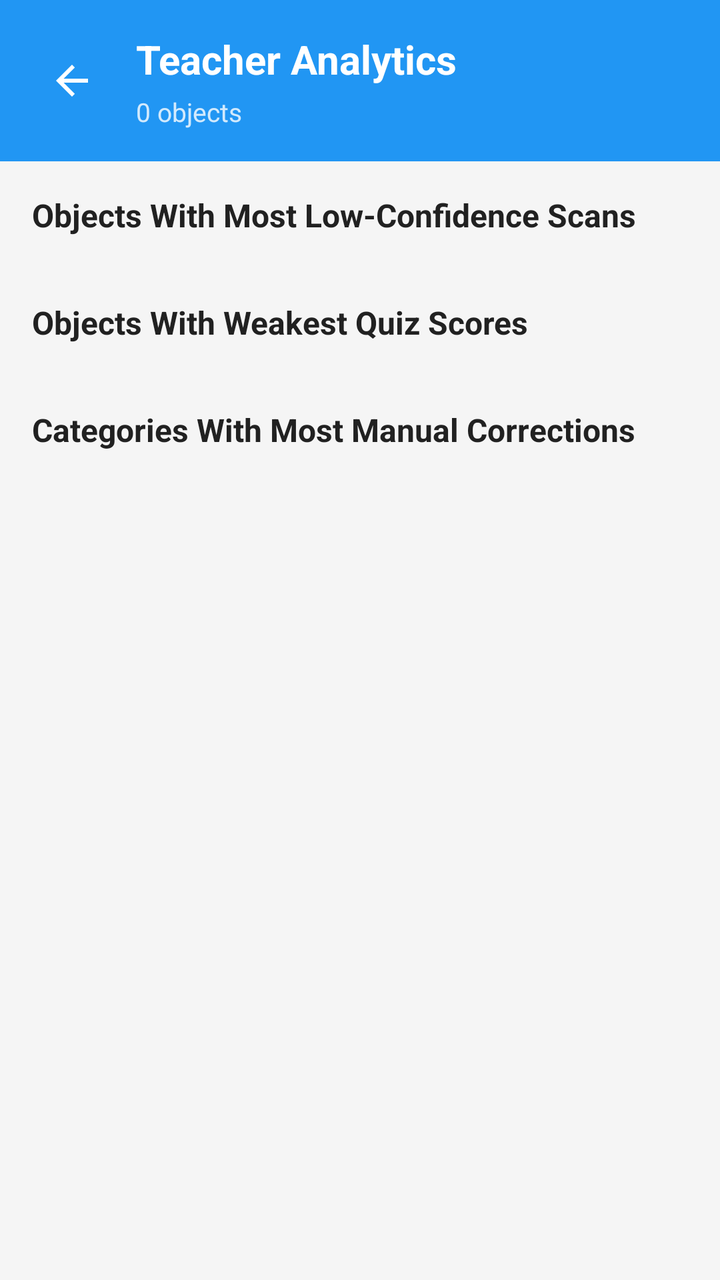
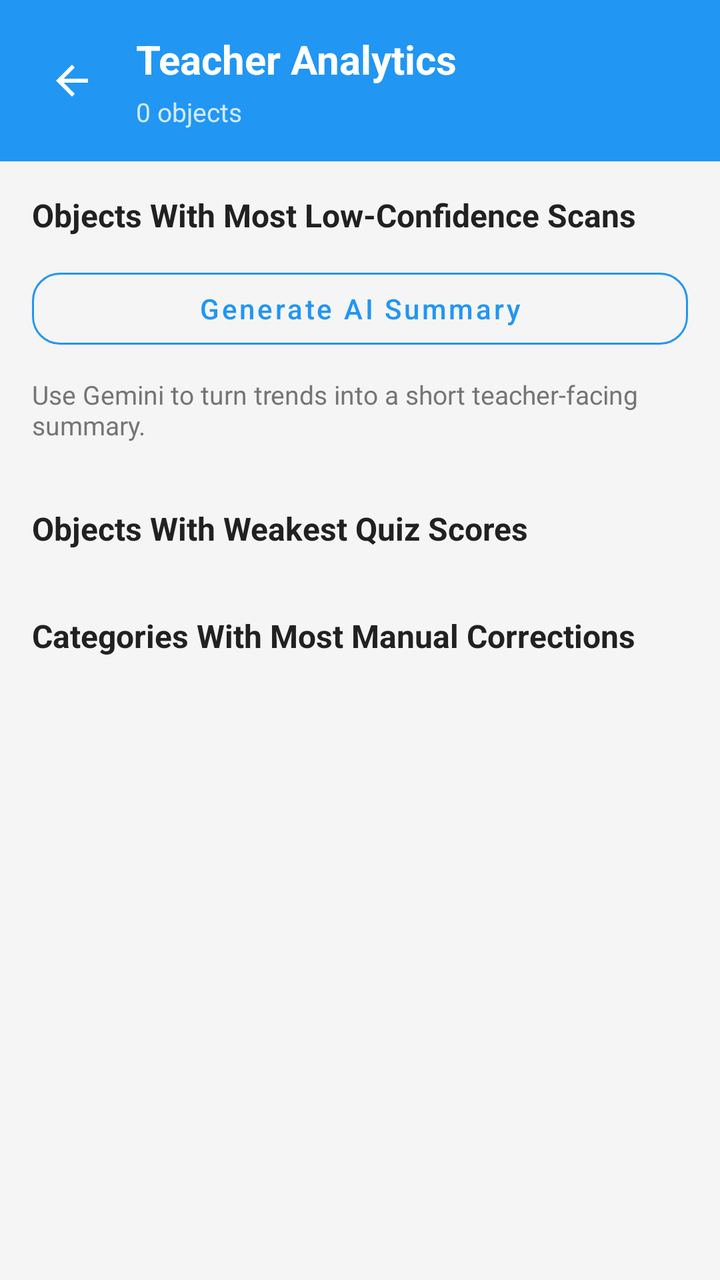

Before-and-after screenshots of an Android layout around one commit, followed by the original layout XML and the change that was made.
<!-- AndroidManifest.xml: activity theme Theme.ScanLearnAR.NoActionBar -->
<!-- res/layout/activity_teacher_analytics.xml -->
<?xml version="1.0" encoding="utf-8"?>
<LinearLayout xmlns:android="http://schemas.android.com/apk/res/android"
    xmlns:app="http://schemas.android.com/apk/res-auto"
    android:layout_width="match_parent"
    android:layout_height="match_parent"
    android:background="@color/background"
    android:orientation="vertical">

    <LinearLayout
        android:layout_width="match_parent"
        android:layout_height="wrap_content"
        android:background="@color/primary"
        android:gravity="center_vertical"
        android:orientation="horizontal"
        android:padding="16dp">

        <ImageButton
            android:id="@+id/btnBack"
            android:layout_width="40dp"
            android:layout_height="40dp"
            android:background="?attr/selectableItemBackgroundBorderless"
            android:contentDescription="Back"
            android:padding="8dp"
            android:src="@drawable/ic_arrow_back"
            app:tint="@android:color/white" />

        <LinearLayout
            android:layout_width="0dp"
            android:layout_height="wrap_content"
            android:layout_marginStart="12dp"
            android:layout_weight="1"
            android:orientation="vertical">

            <TextView
                android:layout_width="wrap_content"
                android:layout_height="wrap_content"
                android:text="Teacher Analytics"
                android:textColor="@android:color/white"
                android:textSize="20sp"
                android:textStyle="bold" />

            <TextView
                android:id="@+id/tvOverview"
                android:layout_width="wrap_content"
                android:layout_height="wrap_content"
                android:layout_marginTop="4dp"
                android:text="0 objects"
                android:textColor="#CCFFFFFF"
                android:textSize="13sp" />
        </LinearLayout>
    </LinearLayout>

    <ProgressBar
        android:id="@+id/loadingIndicator"
        android:layout_width="wrap_content"
        android:layout_height="wrap_content"
        android:layout_gravity="center_horizontal"
        android:layout_marginTop="24dp"
        android:visibility="gone" />

    <ScrollView
        android:id="@+id/contentScroll"
        android:layout_width="match_parent"
        android:layout_height="0dp"
        android:layout_weight="1">

        <LinearLayout
            android:layout_width="match_parent"
            android:layout_height="wrap_content"
            android:orientation="vertical"
            android:padding="16dp">

            <TextView
                android:layout_width="wrap_content"
                android:layout_height="wrap_content"
                android:text="Objects With Most Low-Confidence Scans"
                android:textColor="@color/text_primary"
                android:textSize="16sp"
                android:textStyle="bold" />

            <TextView
                android:id="@+id/tvLowConfidenceEmpty"
                android:layout_width="match_parent"
                android:layout_height="wrap_content"
                android:layout_marginTop="8dp"
                android:text="No low-confidence object trends yet."
                android:textColor="@color/text_secondary"
                android:textSize="13sp"
                android:visibility="gone" />

            <androidx.recyclerview.widget.RecyclerView
                android:id="@+id/rvLowConfidence"
                android:layout_width="match_parent"
                android:layout_height="wrap_content"
                android:layout_marginTop="10dp"
                android:nestedScrollingEnabled="false" />

            <TextView
                android:layout_width="wrap_content"
                android:layout_height="wrap_content"
                android:layout_marginTop="22dp"
                android:text="Objects With Weakest Quiz Scores"
                android:textColor="@color/text_primary"
                android:textSize="16sp"
                android:textStyle="bold" />

            <TextView
                android:id="@+id/tvWeakQuizEmpty"
                android:layout_width="match_parent"
                android:layout_height="wrap_content"
                android:layout_marginTop="8dp"
                android:text="No quiz trends yet."
                android:textColor="@color/text_secondary"
                android:textSize="13sp"
                android:visibility="gone" />

            <androidx.recyclerview.widget.RecyclerView
                android:id="@+id/rvWeakQuiz"
                android:layout_width="match_parent"
                android:layout_height="wrap_content"
                android:layout_marginTop="10dp"
                android:nestedScrollingEnabled="false" />

            <TextView
                android:layout_width="wrap_content"
                android:layout_height="wrap_content"
                android:layout_marginTop="22dp"
                android:text="Categories With Most Manual Corrections"
                android:textColor="@color/text_primary"
                android:textSize="16sp"
                android:textStyle="bold" />

            <TextView
                android:id="@+id/tvCategoryConfusionEmpty"
                android:layout_width="match_parent"
                android:layout_height="wrap_content"
                android:layout_marginTop="8dp"
                android:text="No manual-correction category trends yet."
                android:textColor="@color/text_secondary"
                android:textSize="13sp"
                android:visibility="gone" />

            <androidx.recyclerview.widget.RecyclerView
                android:id="@+id/rvCategoryConfusion"
                android:layout_width="match_parent"
                android:layout_height="wrap_content"
                android:layout_marginTop="10dp"
                android:nestedScrollingEnabled="false" />
        </LinearLayout>
    </ScrollView>
</LinearLayout>
<!-- resources referenced by this layout -->
<resources>
  <color name="background">#F5F5F5</color>
  <color name="primary">#2196F3</color>
  <color name="text_primary">#212121</color>
  <color name="text_secondary">#757575</color>
  <!-- drawable ic_arrow_back (drawable) -->
  <vector xmlns:android="http://schemas.android.com/apk/res/android"
      android:width="24dp" android:height="24dp"
      android:viewportWidth="24" android:viewportHeight="24">
      <path android:fillColor="#FF000000"
          android:pathData="M20,11H7.83l5.59,-5.59L12,4l-8,8 8,8 1.41,-1.41L7.83,13H20v-2z"/>
  </vector>
  <style name="Theme.ScanLearnAR.NoActionBar">
          <item name="windowActionBar">false</item>
          <item name="windowNoTitle">true</item>
      </style>
</resources>

<!-- the commit's change to res/layout/activity_teacher_analytics.xml (unified diff, before → after) -->
@@ -1,5 +1,6 @@
 <?xml version="1.0" encoding="utf-8"?>
 <LinearLayout xmlns:android="http://schemas.android.com/apk/res/android"
+    android:fitsSystemWindows="true"
     xmlns:app="http://schemas.android.com/apk/res-auto"
     android:layout_width="match_parent"
     android:layout_height="match_parent"
@@ -78,6 +79,26 @@
                 android:textSize="16sp"
                 android:textStyle="bold" />
 
+            <com.google.android.material.button.MaterialButton
+                android:id="@+id/btnGenerateAiSummary"
+                style="@style/Widget.MaterialComponents.Button.OutlinedButton"
+                android:layout_width="match_parent"
+                android:layout_height="48dp"
+                android:layout_marginTop="12dp"
+                android:text="Generate AI Summary"
+                android:textAllCaps="false"
+                app:cornerRadius="14dp"
+                app:strokeColor="@color/primary" />
+
+            <TextView
+                android:id="@+id/tvAiSummary"
+                android:layout_width="match_parent"
+                android:layout_height="wrap_content"
+                android:layout_marginTop="10dp"
+                android:text="Use Gemini to turn trends into a short teacher-facing summary."
+                android:textColor="@color/text_secondary"
+                android:textSize="13sp" />
+
             <TextView
                 android:id="@+id/tvLowConfidenceEmpty"
                 android:layout_width="match_parent"
<!-- resource entries referenced after the edit -->
@@ -11,9 +11,25 @@
       <path android:fillColor="#FF000000"
           android:pathData="M20,11H7.83l5.59,-5.59L12,4l-8,8 8,8 1.41,-1.41L7.83,13H20v-2z"/>
   </vector>
-  <style name="Theme.ScanLearnAR.NoActionBar">
+  <style name="Theme.ScanLearnAR.NoActionBar" parent="Theme.ScanLearnAR">
           <item name="windowActionBar">false</item>
           <item name="windowNoTitle">true</item>
+          <item name="android:windowFullscreen">false</item>
+          <item name="android:windowDrawsSystemBarBackgrounds">true</item>
+          <item name="android:statusBarColor">@color/primary_dark</item>
+          <item name="android:windowLayoutInDisplayCutoutMode">never</item>
+          <item name="android:windowLightStatusBar">true</item>
       </style>
+  <style name="Theme.ScanLearnAR" parent="Theme.MaterialComponents.DayNight.DarkActionBar">
+          <item name="colorPrimary">@color/primary</item>
+          <item name="colorPrimaryVariant">@color/primary_dark</item>
+          <item name="colorOnPrimary">@android:color/white</item>
+          <item name="android:statusBarColor">@color/primary_dark</item>
+          <item name="android:windowFullscreen">false</item>
+          <item name="android:windowDrawsSystemBarBackgrounds">true</item>
+          <item name="android:windowLayoutInDisplayCutoutMode">never</item>
+          <item name="android:windowLightStatusBar">true</item>
+      </style>
+  <color name="primary_dark">#1976D2</color>
 </resources>
 
